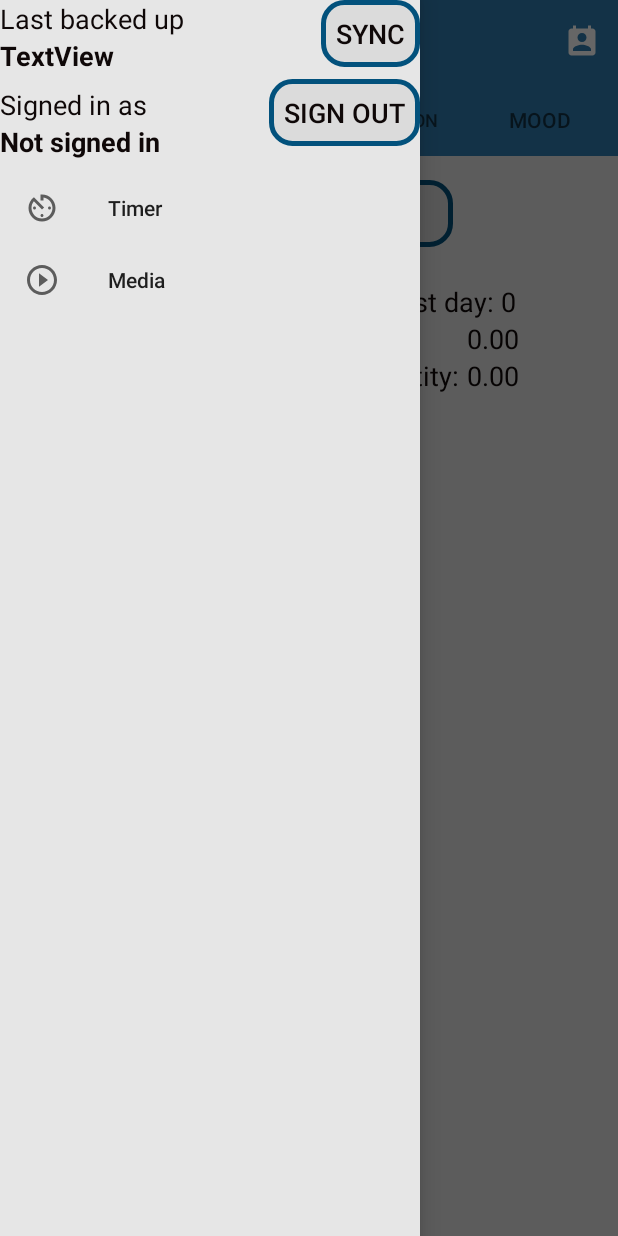
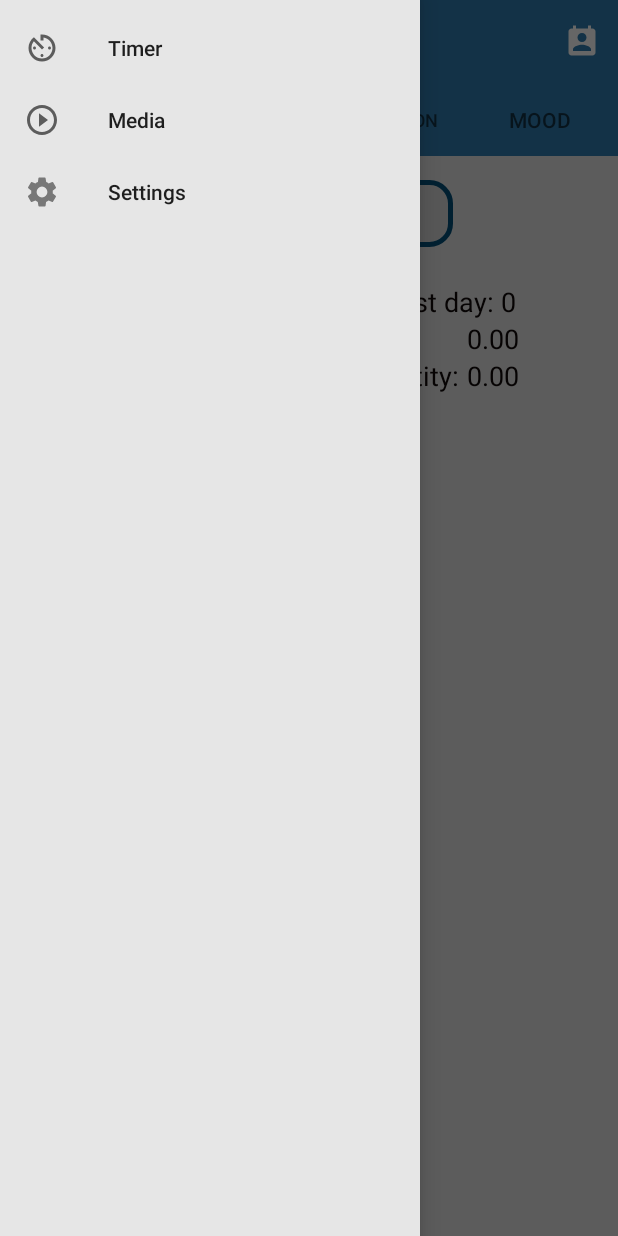
Before and after one commit to falkenum/wellness-tracker, an Android app: the screen it shows after launch (MainActivity), with the side drawer open, on a phone screen of 412 x 824 dp. Run offline under Robolectric (Android 15) with nearby library versions, the light colour scheme and no system bars; our stand-ins replace Room's generated code, navigation-ui; libraries missing offline, so code that uses them is left out: com.google.api.client, com.google.api.services; 6 statements that could not run were skipped.

Commit message:
added settings fragment

```diff
--- a/app/src/main/java/com/sjfalken/wellnesstracker/HistoryFragment.kt
+++ b/app/src/main/java/com/sjfalken/wellnesstracker/HistoryFragment.kt
@@ -64,7 +64,7 @@ class HistoryFragment : BaseFragment(), TabLayout.OnTabSelectedListener {
 
        return EntryCardView(activity!!).apply {
            insertEntryData(entry)
-
+           setBackgroundColor(activity!!.getColor(R.color.appBackground))
            setOnDelete {
                val deleteAction = {
                    Thread {
--- a/app/src/main/java/com/sjfalken/wellnesstracker/MainActivity.kt
+++ b/app/src/main/java/com/sjfalken/wellnesstracker/MainActivity.kt
@@ -32,8 +32,8 @@ import com.google.api.client.json.gson.GsonFactory
 import com.google.api.services.drive.Drive
 import com.google.api.services.drive.DriveScopes
 import kotlinx.android.synthetic.main.activity_main.*
-import kotlinx.android.synthetic.main.view_drawer_header.*
-import kotlinx.android.synthetic.main.view_drawer_header.view.*
+import kotlinx.android.synthetic.main.fragment_settings.*
+import kotlinx.android.synthetic.main.fragment_settings.view.*
 
 class BundleKeys {
     companion object {
@@ -159,9 +159,6 @@ class MainActivity : AppCompatActivity(), TabLayout.OnTabSelectedListener {
         tabLayout.visibility = if (open) View.VISIBLE else View.GONE
     }
 
-    private fun updateSignedInUser() {
-        nav_view.getHeaderView(0).signedInUser.text = signedInAccount?.email ?: "Not signed in"
-    }
 
     private fun onDatabaseValidated() {
         setContentView(R.layout.activity_main)
@@ -170,28 +167,6 @@ class MainActivity : AppCompatActivity(), TabLayout.OnTabSelectedListener {
             addOnTabSelectedListener(this@MainActivity)
         }
 
-        nav_view.getHeaderView(0).apply{
-            signInOutButton.apply {
-                setOnClickListener {
-                    if (text == getString(R.string.sign_in)) {
-                        requestSignIn()
-                    } else {
-                        signOut()
-                        text = getString(R.string.sign_in)
-                        updateSignedInUser()
-                    }
-                }
-                addOnSignInAction {
-                    text = getString(R.string.sign_out)
-                    updateSignedInUser()
-                }
-            }
-            syncButton.setOnClickListener {
-                doSync()
-            }
-        }
-
-        updateSignedInUser()
 
 
         startService(Intent(this, BackupService::class.java))
--- a/app/src/main/java/com/sjfalken/wellnesstracker/MediaFragment.kt
+++ b/app/src/main/java/com/sjfalken/wellnesstracker/MediaFragment.kt
@@ -43,8 +43,6 @@ class MediaListAdapter(private val size : Int) : RecyclerView.Adapter<MediaListA
             }
         }
     }
-
-//    private val mediaFiles = mapOf(R.raw.meditation_affectionate_breathing to "Affectionate Breathing")
 
     override fun getItemCount(): Int = size
 
--- /dev/null
+++ b/app/src/main/res/drawable-anydpi/ic_settings.xml
@@ -0,0 +1,11 @@
+<vector xmlns:android="http://schemas.android.com/apk/res/android"
+    android:width="24dp"
+    android:height="24dp"
+    android:viewportWidth="24"
+    android:viewportHeight="24"
+    android:tint="#FFFFFF"
+    android:alpha="0.8">
+    <path
+        android:fillColor="#FF000000"
+        android:pathData="M19.1,12.9a2.8,2.8 0,0 0,0.1 -0.9,2.8 2.8,0 0,0 -0.1,-0.9l2.1,-1.6a0.7,0.7 0,0 0,0.1 -0.6L19.4,5.5a0.7,0.7 0,0 0,-0.6 -0.2l-2.4,1a6.5,6.5 0,0 0,-1.6 -0.9l-0.4,-2.6a0.5,0.5 0,0 0,-0.5 -0.4H10.1a0.5,0.5 0,0 0,-0.5 0.4L9.3,5.4a5.6,5.6 0,0 0,-1.7 0.9l-2.4,-1a0.4,0.4 0,0 0,-0.5 0.2l-2,3.4c-0.1,0.2 0,0.4 0.2,0.6l2,1.6a2.8,2.8 0,0 0,-0.1 0.9,2.8 2.8,0 0,0 0.1,0.9L2.8,14.5a0.7,0.7 0,0 0,-0.1 0.6l1.9,3.4a0.7,0.7 0,0 0,0.6 0.2l2.4,-1a6.5,6.5 0,0 0,1.6 0.9l0.4,2.6a0.5,0.5 0,0 0,0.5 0.4h3.8a0.5,0.5 0,0 0,0.5 -0.4l0.3,-2.6a5.6,5.6 0,0 0,1.7 -0.9l2.4,1a0.4,0.4 0,0 0,0.5 -0.2l2,-3.4c0.1,-0.2 0,-0.4 -0.2,-0.6ZM12,15.6A3.6,3.6 0,1 1,15.6 12,3.6 3.6,0 0,1 12,15.6Z"/>
+</vector>
--- a/app/src/main/res/layout/activity_main.xml
+++ b/app/src/main/res/layout/activity_main.xml
@@ -33,7 +33,7 @@
                     app:tabIndicatorHeight="5dp" />
         </FrameLayout>
 
-        <fragment
+        <androidx.fragment.app.FragmentContainerView
                 android:id="@+id/nav_host_fragment"
                 android:name="androidx.navigation.fragment.NavHostFragment"
                 android:layout_width="match_parent"
@@ -52,7 +52,6 @@
             android:fitsSystemWindows="true"
             android:id="@+id/nav_view"
             app:menu="@menu/menu_drawer"
-            app:headerLayout="@layout/view_drawer_header"
             />
 
 </androidx.drawerlayout.widget.DrawerLayout>
--- a/app/src/main/res/menu/menu_drawer.xml
+++ b/app/src/main/res/menu/menu_drawer.xml
@@ -11,4 +11,8 @@
           android:title="Media"
           android:icon="@drawable/ic_media"
     />
+    <item android:id="@id/settingsFragment"
+            android:title="Settings"
+            android:icon="@drawable/ic_settings"
+            />
 </menu>
--- a/app/src/main/res/navigation/primary_graph.xml
+++ b/app/src/main/res/navigation/primary_graph.xml
@@ -19,7 +19,14 @@
         <action android:id="@+id/action_homeFragment_to_newEntryFragment" app:destination="@id/newEntryFragment"
         />
         <action android:id="@+id/action_homeFragment_to_mediaFragment" app:destination="@id/mediaFragment"/>
+        <action
+                android:id="@+id/action_homeFragment_to_settingsFragment"
+                app:destination="@id/settingsFragment" />
     </fragment>
     <fragment android:id="@+id/mediaFragment" android:name="com.sjfalken.wellnesstracker.MediaFragment"
-              android:label="MediaFragment"/>
+              android:label="Media"/>
+    <fragment
+            android:id="@+id/settingsFragment"
+            android:name="com.sjfalken.wellnesstracker.SettingsFragment"
+            android:label="Settings" />
 </navigation>
```
Also changed, not shown: app/src/main/java/com/sjfalken/wellnesstracker/SettingsFragment.kt (added, +48 -0 lines), app/src/main/res/drawable-hdpi/ic_settings.png (added), app/src/main/res/drawable-mdpi/ic_settings.png (added), app/src/main/res/drawable-xhdpi/ic_settings.png (added), app/src/main/res/drawable-xxhdpi/ic_settings.png (added), app/src/main/res/layout/fragment_settings.xml (renamed from app/src/main/res/layout/view_drawer_header.xml).
